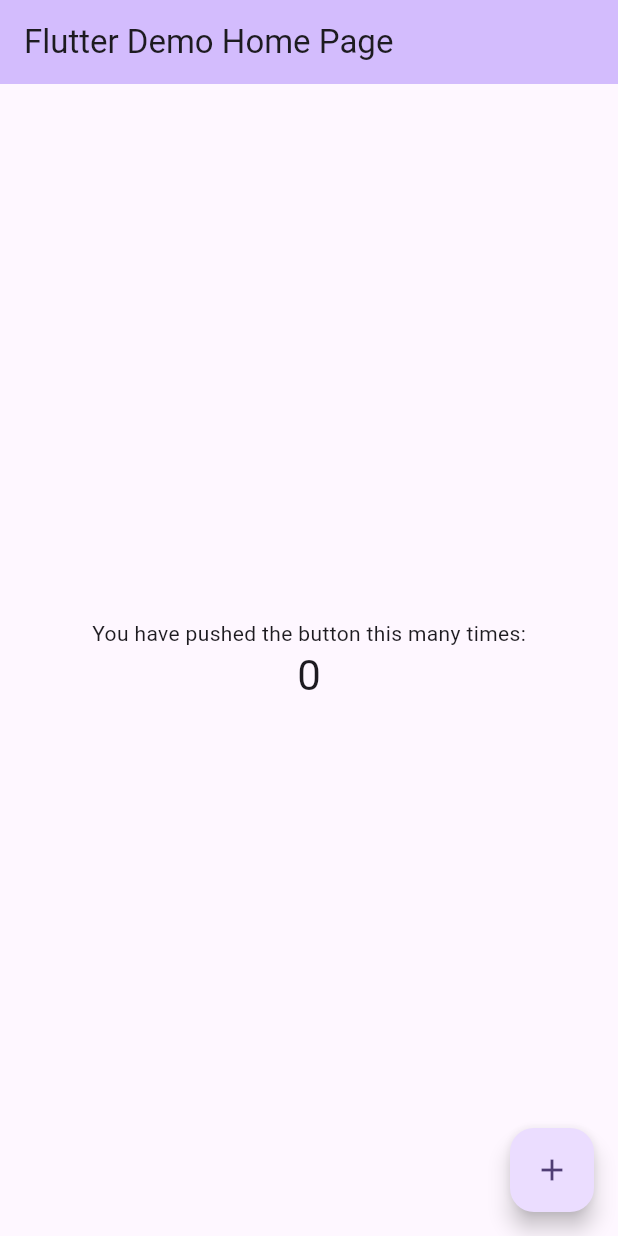
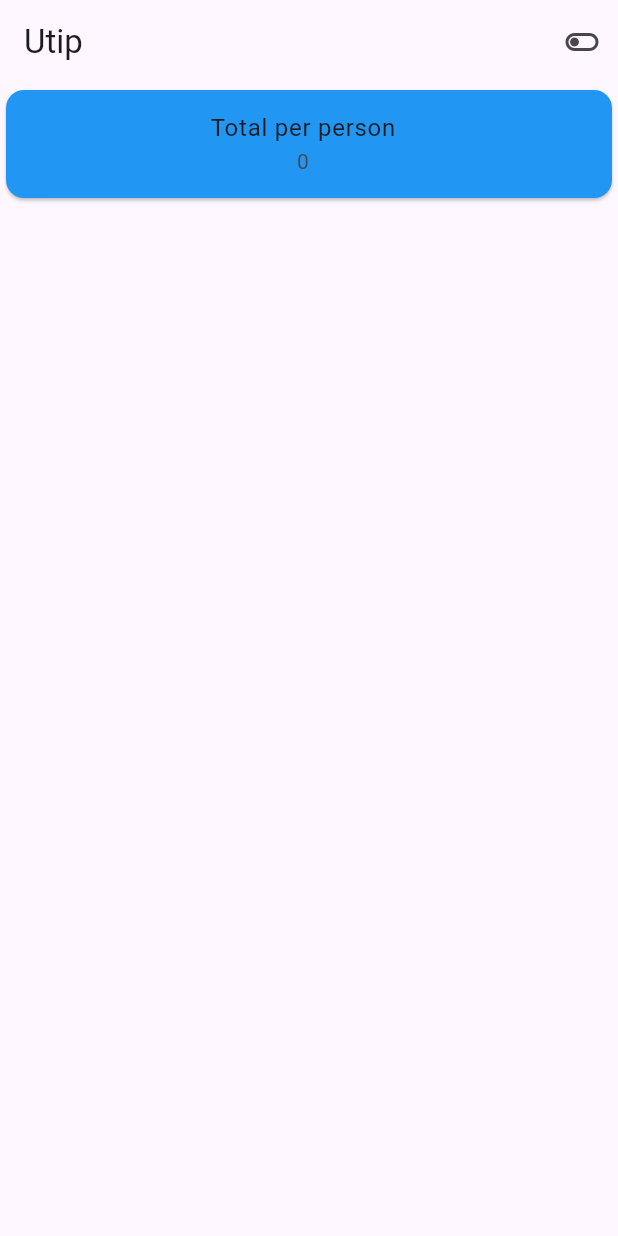
Before and after one commit to Yishak27/tipcalculator, a Flutter app: the screen it shows after launch, on a phone screen of 412 x 824 dp. Run offline on Flutter 3.47's test engine with Material 3 defaults, Android fonts, the phone set to English and light mode, and no system bars.

Commit message:
adding header amount and title shower

```diff
--- a/lib/main.dart
+++ b/lib/main.dart
@@ -11,112 +11,57 @@ class MyApp extends StatelessWidget {
   @override
   Widget build(BuildContext context) {
     return MaterialApp(
-      title: 'Flutter Demo',
+      title: 'Tip calculator',
+      debugShowCheckedModeBanner: false,
       theme: ThemeData(
-        // This is the theme of your application.
-        //
-        // TRY THIS: Try running your application with "flutter run". You'll see
-        // the application has a purple toolbar. Then, without quitting the app,
-        // try changing the seedColor in the colorScheme below to Colors.green
-        // and then invoke "hot reload" (save your changes or press the "hot
-        // reload" button in a Flutter-supported IDE, or press "r" if you used
-        // the command line to start the app).
-        //
-        // Notice that the counter didn't reset back to zero; the application
-        // state is not lost during the reload. To reset the state, use hot
-        // restart instead.
-        //
-        // This works for code too, not just values: Most code changes can be
-        // tested with just a hot reload.
         colorScheme: ColorScheme.fromSeed(seedColor: Colors.deepPurple),
       ),
-      home: const MyHomePage(title: 'Flutter Demo Home Page'),
+      home: const MyHomePage(),
     );
   }
 }
 
 class MyHomePage extends StatefulWidget {
-  const MyHomePage({super.key, required this.title});
-
-  // This widget is the home page of your application. It is stateful, meaning
-  // that it has a State object (defined below) that contains fields that affect
-  // how it looks.
-
-  // This class is the configuration for the state. It holds the values (in this
-  // case the title) provided by the parent (in this case the App widget) and
-  // used by the build method of the State. Fields in a Widget subclass are
-  // always marked "final".
-
-  final String title;
-
+  const MyHomePage({super.key});
   @override
   State<MyHomePage> createState() => _MyHomePageState();
 }
 
 class _MyHomePageState extends State<MyHomePage> {
-  int _counter = 0;
-
-  void _incrementCounter() {
-    setState(() {
-      // This call to setState tells the Flutter framework that something has
-      // changed in this State, which causes it to rerun the build method below
-      // so that the display can reflect the updated values. If we changed
-      // _counter without calling setState(), then the build method would not be
-      // called again, and so nothing would appear to happen.
-      _counter++;
-    });
-  }
-
+  bool istoggeled = false;
+  String amountByPerson = "0";
   @override
   Widget build(BuildContext context) {
-    // This method is rerun every time setState is called, for instance as done
-    // by the _incrementCounter method above.
-    //
-    // The Flutter framework has been optimized to make rerunning build methods
-    // fast, so that you can just rebuild anything that needs updating rather
-    // than having to individually change instances of widgets.
     return Scaffold(
       appBar: AppBar(
-        // TRY THIS: Try changing the color here to a specific color (to
-        // Colors.amber, perhaps?) and trigger a hot reload to see the AppBar
-        // change color while the other colors stay the same.
-        backgroundColor: Theme.of(context).colorScheme.inversePrimary,
-        // Here we take the value from the MyHomePage object that was created by
-        // the App.build method, and use it to set our appbar title.
-        title: Text(widget.title),
+        // backgroundColor: Theme.of(context).colorScheme.inversePrimary,
+        title: const Text("Utip"),
+        actions: [
+          IconButton(
+            onPressed:
+                () => {
+                  setState(() {
+                    istoggeled = !istoggeled;
+                  }),
+                },
+            icon: Icon(
+              istoggeled ? Icons.toggle_on_outlined : Icons.toggle_off_outlined,
+            ),
+          ),
+        ],
       ),
-      body: Center(
-        // Center is a layout widget. It takes a single child and positions it
-        // in the middle of the parent.
-        child: Column(
-          // Column is also a layout widget. It takes a list of children and
-          // arranges them vertically. By default, it sizes itself to fit its
-          // children horizontally, and tries to be as tall as its parent.
-          //
-          // Column has various properties to control how it sizes itself and
-          // how it positions its children. Here we use mainAxisAlignment to
-          // center the children vertically; the main axis here is the vertical
-          // axis because Columns are vertical (the cross axis would be
-          // horizontal).
-          //
-          // TRY THIS: Invoke "debug painting" (choose the "Toggle Debug Paint"
-          // action in the IDE, or press "p" in the console), to see the
-          // wireframe for each widget.
-          mainAxisAlignment: MainAxisAlignment.center,
-          children: <Widget>[
-            const Text('You have pushed the button this many times:'),
-            Text(
-              '$_counter',
-              style: Theme.of(context).textTheme.headlineMedium,
+      body: Column(
+        mainAxisAlignment: MainAxisAlignment.start,
+        children: <Widget>[
+          Card(
+            color: Colors.blue,
+            child: ListTile(
+              title: Center(child: const Text("Total per person")),
+              subtitle: Center(child: Text(amountByPerson)),
             ),
-          ],
-        ),
+          ),
+        ],
       ),
-      floatingActionButton: FloatingActionButton(
-        onPressed: _incrementCounter,
-        tooltip: 'Increment',
-        child: const Icon(Icons.add),
-      ), // This trailing comma makes auto-formatting nicer for build methods.
     );
   }
 }
--- a/pubspec.yaml
+++ b/pubspec.yaml
@@ -1,5 +1,5 @@
 name: tipcalculator
-description: "A new Flutter project."
+description: "This is tip simple tip calculator for easy to use. my second mobile app."
 # The following line prevents the package from being accidentally published to
 # pub.dev using `flutter pub publish`. This is preferred for private packages.
 publish_to: 'none' # Remove this line if you wish to publish to pub.dev
```
